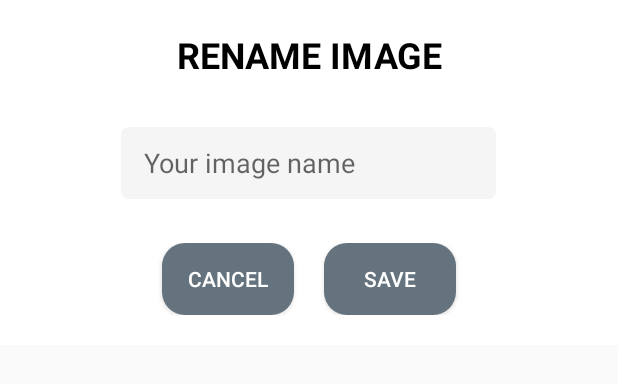
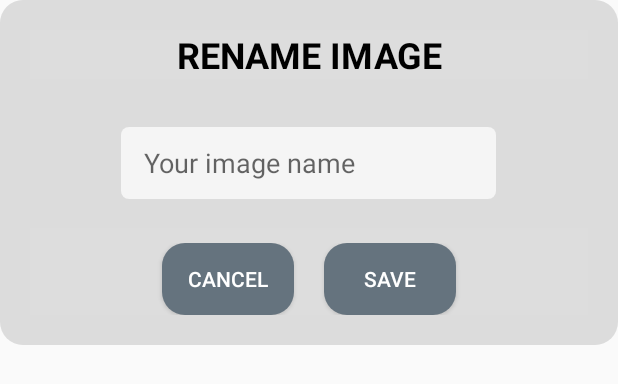
Before and after one commit to HuynhLeonard/CSC13009-Project, an Android app: the layout rename_dialog.xml on its own in the app's theme, with its tools: preview values and no code run, on a phone screen of 412 x 824 dp. Shown: the top 384 px of the screen. Run offline under Robolectric (Android 15) with nearby library versions, the phone set to English and light mode, and no system bars.

Commit message:
modify slider and text_reg dialogs

```diff
--- a/app/src/main/res/layout/delete_image_confirm_dialog.xml
+++ b/app/src/main/res/layout/delete_image_confirm_dialog.xml
@@ -9,6 +9,7 @@
 
     <androidx.constraintlayout.widget.ConstraintLayout
         android:id="@+id/ct_ly"
+        android:background="@drawable/rounded_corners"
         android:layout_width="361dp"
         android:layout_height="match_parent"
         android:layout_gravity="center"
--- a/app/src/main/res/layout/infomation_picture_dialog.xml
+++ b/app/src/main/res/layout/infomation_picture_dialog.xml
@@ -6,7 +6,6 @@
     android:orientation="vertical"
     android:layout_marginRight="20dp"
     android:layout_marginLeft="20dp"
-
     android:background="@drawable/rounded_corners"
     android:paddingVertical="10dp"
     >
--- a/app/src/main/res/layout/rename_dialog.xml
+++ b/app/src/main/res/layout/rename_dialog.xml
@@ -8,12 +8,14 @@
     android:paddingTop="20dp"
     android:paddingVertical="20dp"
     android:paddingHorizontal="20dp"
+    android:background="@drawable/rounded_corners"
     >
 
     <TextView
         android:layout_width="match_parent"
         android:layout_height="wrap_content"
         android:layout_marginBottom="12dp"
+        android:background="#DDDDDD"
         android:text="Rename image"
         android:textAlignment="center"
         android:textAllCaps="true"
@@ -48,6 +50,7 @@
         android:layout_height="wrap_content"
         android:orientation="horizontal"
         android:gravity="center"
+        android:background="#DDDDDD"
         android:paddingTop="10dp">
 
         <androidx.appcompat.widget.AppCompatButton
--- a/app/src/main/res/layout/show_success_dialog.xml
+++ b/app/src/main/res/layout/show_success_dialog.xml
@@ -13,6 +13,7 @@
         android:layout_height="match_parent"
         android:layout_gravity="center"
         android:paddingHorizontal="10dp"
+        android:background="#DDDDDD"
         android:paddingTop="10dp">
 
         <TextView
--- a/app/src/main/res/layout/url_download_diagbox.xml
+++ b/app/src/main/res/layout/url_download_diagbox.xml
@@ -6,7 +6,7 @@
     android:orientation="vertical"
     android:padding="20dp"
     android:layout_margin="12dp"
-    >
+    android:background="@drawable/rounded_corners">
 
     <TextView
         android:layout_width="match_parent"
```
